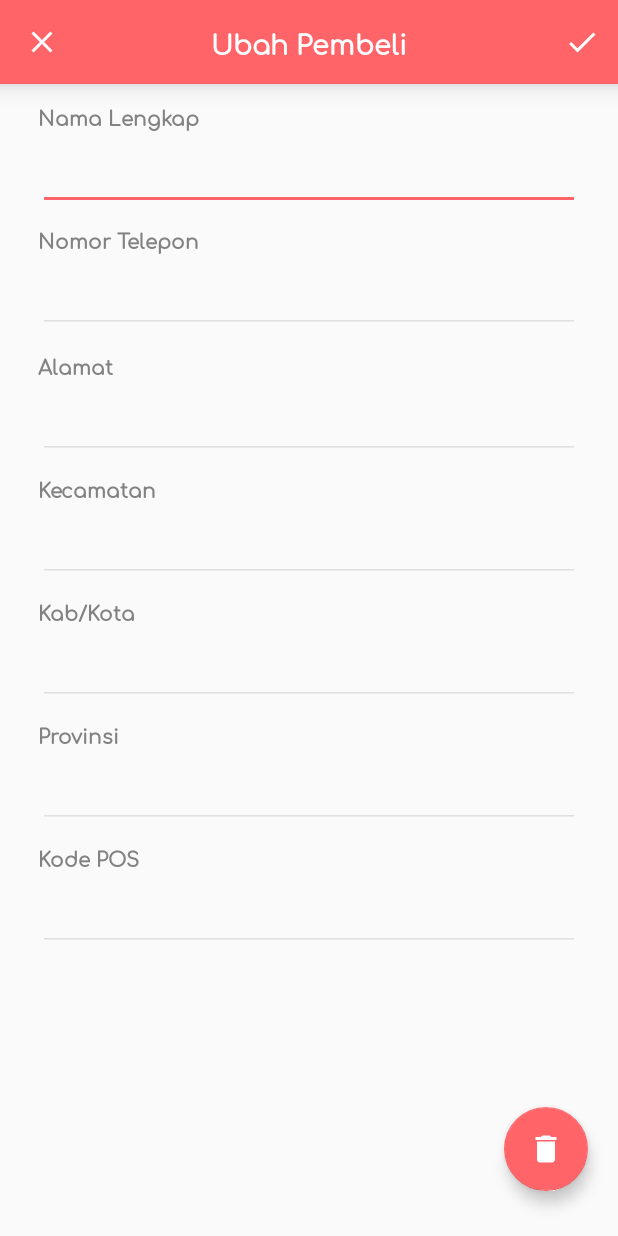
After one commit to ajirea/safarea-project, an Android app: the BuyerEditActivity screen opened directly, with no data from a screen before it, on a phone screen of 412 x 824 dp. The commit adds this screen. Run offline under Robolectric (Android 15) with nearby library versions, the phone set to English and light mode, and no system bars.

Commit message:
Added buyer add, edit activity

```diff
--- a/app/src/main/AndroidManifest.xml
+++ b/app/src/main/AndroidManifest.xml
@@ -9,7 +9,9 @@
         android:roundIcon="@mipmap/ic_launcher_round"
         android:supportsRtl="true"
         android:theme="@style/AppTheme">
-        <activity android:name=".BuyerActivity"></activity>
+        <activity android:name=".BuyerEditActivity"></activity>
+        <activity android:name=".BuyerAddActivity" />
+        <activity android:name=".BuyerActivity" />
         <activity android:name=".SettingActivity" />
         <activity android:name=".LoginActivity" />
         <activity android:name=".MainActivity">
--- /dev/null
+++ b/app/src/main/java/my/id/satria/safarea/BuyerEditActivity.java
@@ -0,0 +1,34 @@
+package my.id.satria.safarea;
+
+import androidx.appcompat.app.AppCompatActivity;
+import my.id.satria.safarea.helpers.ToolbarHelper;
+
+import android.os.Bundle;
+import android.view.Menu;
+
+public class BuyerEditActivity extends AppCompatActivity {
+    private ToolbarHelper toolbarHelper;
+
+    @Override
+    protected void onCreate(Bundle savedInstanceState) {
+        super.onCreate(savedInstanceState);
+        setContentView(R.layout.activity_buyer_edit);
+
+        // atur custom toolbar
+        toolbarHelper = new ToolbarHelper(this);
+        toolbarHelper.initToolbar();
+        toolbarHelper.setToolbarTitle(getString(R.string.text_edit_buyer));
+    }
+
+    @Override
+    public boolean onSupportNavigateUp() {
+        onBackPressed();
+        return super.onSupportNavigateUp();
+    }
+
+    @Override
+    public boolean onCreateOptionsMenu(Menu menu) {
+        getMenuInflater().inflate(R.menu.menu_edit, menu);
+        return super.onCreateOptionsMenu(menu);
+    }
+}
--- /dev/null
+++ b/app/src/main/res/drawable/ic_delete_white_17dp.xml
@@ -0,0 +1,5 @@
+<vector android:height="17dp" android:tint="#FFFFFF"
+    android:viewportHeight="24.0" android:viewportWidth="24.0"
+    android:width="17dp" xmlns:android="http://schemas.android.com/apk/res/android">
+    <path android:fillColor="#FF000000" android:pathData="M6,19c0,1.1 0.9,2 2,2h8c1.1,0 2,-0.9 2,-2V7H6v12zM19,4h-3.5l-1,-1h-5l-1,1H5v2h14V4z"/>
+</vector>
--- a/app/src/main/res/layout/activity_buyer.xml
+++ b/app/src/main/res/layout/activity_buyer.xml
@@ -23,14 +23,12 @@
     </LinearLayout>
 
     <com.google.android.material.floatingactionbutton.FloatingActionButton
-        android:id="@+id/floatingActionButton"
+        android:id="@+id/btnAdd"
         android:layout_width="match_parent"
         android:layout_height="wrap_content"
-        android:clickable="true"
-        android:focusable="auto"
         android:layout_gravity="bottom|end"
+        android:layout_marginEnd="20dp"
         android:layout_marginRight="20dp"
-        android:layout_marginEnd="20dp"
         android:layout_marginBottom="30dp"
         app:srcCompat="@drawable/ic_add_white_24dp" />
 
--- /dev/null
+++ b/app/src/main/res/layout/activity_buyer_edit.xml
@@ -0,0 +1,100 @@
+<?xml version="1.0" encoding="utf-8"?>
+<androidx.coordinatorlayout.widget.CoordinatorLayout xmlns:android="http://schemas.android.com/apk/res/android"
+    xmlns:app="http://schemas.android.com/apk/res-auto"
+    xmlns:tools="http://schemas.android.com/tools"
+    android:layout_width="match_parent"
+    android:layout_height="match_parent"
+    tools:context=".BuyerEditActivity">
+
+    <LinearLayout
+        android:layout_width="match_parent"
+        android:layout_height="match_parent"
+        android:orientation="vertical"
+        android:scrollbars="vertical"
+        tools:context=".BuyerAddActivity">
+
+        <include layout="@layout/toolbar_menu"/>
+
+        <ScrollView
+            android:layout_width="match_parent"
+            android:layout_height="0dp"
+            android:layout_weight="1"
+            android:scrollbars="vertical">
+            <LinearLayout
+                android:layout_width="match_parent"
+                android:layout_height="wrap_content"
+                android:orientation="vertical">
+
+                <androidx.constraintlayout.widget.ConstraintLayout
+                    android:layout_width="match_parent"
+                    android:layout_height="wrap_content">
+
+                    <EditText
+                        android:id="@+id/fieldName"
+                        style="@style/input_text"
+                        android:layout_width="0dp"
+                        android:layout_height="wrap_content"
+                        android:layout_marginStart="25dp"
+                        android:layout_marginLeft="25dp"
+                        android:layout_marginEnd="25dp"
+                        android:layout_marginRight="25dp"
+                        app:layout_constraintEnd_toEndOf="parent"
+                        app:layout_constraintStart_toStartOf="parent"
+                        app:layout_constraintTop_toTopOf="parent"
+                        tools:text="test" />
+
+                    <TextView
+                        android:id="@+id/labelName"
+                        style="@style/label"
+                        android:layout_width="wrap_content"
+                        android:layout_height="wrap_content"
+                        android:text="@string/field_text_name"
+                        app:layout_constraintBottom_toTopOf="@+id/fieldName"
+                        app:layout_constraintStart_toStartOf="@+id/fieldName" />
+
+                    <EditText
+                        android:id="@+id/fieldPhoneNumber"
+                        style="@style/input_text"
+                        android:layout_width="0dp"
+                        android:layout_height="wrap_content"
+                        android:layout_marginStart="25dp"
+                        android:layout_marginLeft="25dp"
+                        android:layout_marginTop="30dp"
+                        android:layout_marginEnd="25dp"
+                        android:layout_marginRight="25dp"
+                        android:inputType="phone"
+                        app:layout_constraintEnd_toEndOf="parent"
+                        app:layout_constraintStart_toStartOf="parent"
+                        app:layout_constraintTop_toBottomOf="@+id/fieldName"
+                        tools:text="test" />
+
+                    <TextView
+                        android:id="@+id/labelPhoneNumber"
+                        style="@style/label"
+                        android:layout_width="wrap_content"
+                        android:layout_height="wrap_content"
+                        android:text="@string/text_change_phone"
+                        app:layout_constraintBottom_toTopOf="@+id/fieldPhoneNumber"
+                        app:layout_constraintStart_toStartOf="@+id/fieldPhoneNumber" />
+
+                </androidx.constraintlayout.widget.ConstraintLayout>
+
+                <include
+                    layout="@layout/form_buyer"
+                    app:layout_constraintTop_toBottomOf="@+id/fieldPhoneNumber"/>
+
+            </LinearLayout>
+        </ScrollView>
+
+    </LinearLayout>
+
+    <com.google.android.material.floatingactionbutton.FloatingActionButton
+        android:layout_width="wrap_content"
+        android:layout_height="wrap_content"
+        app:srcCompat="@drawable/ic_delete_white_17dp"
+        android:layout_gravity="bottom|end"
+        android:layout_marginEnd="20dp"
+        android:layout_marginRight="20dp"
+        android:layout_marginBottom="30dp"/>
+
+</androidx.coordinatorlayout.widget.CoordinatorLayout>
--- /dev/null
+++ b/app/src/main/res/layout/form_buyer.xml
@@ -0,0 +1,129 @@
+<?xml version="1.0" encoding="utf-8"?>
+<androidx.constraintlayout.widget.ConstraintLayout
+    xmlns:android="http://schemas.android.com/apk/res/android"
+    xmlns:app="http://schemas.android.com/apk/res-auto"
+    xmlns:tools="http://schemas.android.com/tools"
+    android:layout_width="match_parent"
+    android:layout_height="wrap_content">
+
+    <EditText
+        android:id="@+id/fieldAddress"
+        style="@style/input_text"
+        android:layout_width="0dp"
+        android:layout_height="wrap_content"
+        android:layout_marginStart="25dp"
+        android:layout_marginLeft="25dp"
+        android:layout_marginEnd="25dp"
+        android:layout_marginRight="25dp"
+        app:layout_constraintEnd_toEndOf="parent"
+        app:layout_constraintHorizontal_bias="1.0"
+        app:layout_constraintStart_toStartOf="parent"
+        app:layout_constraintTop_toTopOf="parent"
+        tools:text="test" />
+
+    <TextView
+        android:id="@+id/labelAddress"
+        style="@style/label"
+        android:layout_width="wrap_content"
+        android:layout_height="wrap_content"
+        android:text="Alamat"
+        app:layout_constraintBottom_toTopOf="@+id/fieldAddress"
+        app:layout_constraintStart_toStartOf="@+id/fieldAddress" />
+
+    <EditText
+        android:id="@+id/fieldDistrict"
+        style="@style/input_text"
+        android:layout_width="0dp"
+        android:layout_height="wrap_content"
+        android:layout_marginStart="25dp"
+        android:layout_marginLeft="25dp"
+        android:layout_marginTop="30dp"
+        android:layout_marginEnd="25dp"
+        android:layout_marginRight="25dp"
+        app:layout_constraintEnd_toEndOf="parent"
+        app:layout_constraintStart_toStartOf="parent"
+        app:layout_constraintTop_toBottomOf="@+id/fieldAddress"
+        tools:text="test" />
+
+    <TextView
+        android:id="@+id/labelDistrict"
+        style="@style/label"
+        android:layout_width="wrap_content"
+        android:layout_height="wrap_content"
+        android:text="Kecamatan"
+        app:layout_constraintBottom_toTopOf="@+id/fieldDistrict"
+        app:layout_constraintStart_toStartOf="@+id/fieldDistrict" />
+
+    <EditText
+        android:id="@+id/fieldCity"
+        style="@style/input_text"
+        android:layout_width="0dp"
+        android:layout_height="wrap_content"
+        android:layout_marginStart="25dp"
+        android:layout_marginLeft="25dp"
+        android:layout_marginTop="30dp"
+        android:layout_marginEnd="25dp"
+        android:layout_marginRight="25dp"
+        app:layout_constraintEnd_toEndOf="parent"
+        app:layout_constraintStart_toStartOf="parent"
+        app:layout_constraintTop_toBottomOf="@+id/fieldDistrict"
+        tools:text="test" />
+
+    <TextView
+        android:id="@+id/labelCity"
+        style="@style/label"
+        android:layout_width="wrap_content"
+        android:layout_height="wrap_content"
+        android:text="Kab/Kota"
+        app:layout_constraintBottom_toTopOf="@+id/fieldCity"
+        app:layout_constraintStart_toStartOf="@+id/fieldCity" />
+
+    <EditText
+        android:id="@+id/fieldProvince"
+        style="@style/input_text"
+        android:layout_width="0dp"
+        android:layout_height="wrap_content"
+        android:layout_marginStart="25dp"
+        android:layout_marginLeft="25dp"
+        android:layout_marginTop="30dp"
+        android:layout_marginEnd="25dp"
+        android:layout_marginRight="25dp"
+        app:layout_constraintEnd_toEndOf="parent"
+        app:layout_constraintStart_toStartOf="parent"
+        app:layout_constraintTop_toBottomOf="@+id/fieldCity"
+        tools:text="test" />
+
+    <TextView
+        android:id="@+id/labelProvince"
+        style="@style/label"
+        android:layout_width="wrap_content"
+        android:layout_height="wrap_content"
+        android:text="Provinsi"
+        app:layout_constraintBottom_toTopOf="@+id/fieldProvince"
+        app:layout_constraintStart_toStartOf="@+id/fieldProvince" />
+
+    <EditText
+        android:id="@+id/fieldPos"
+        style="@style/input_text"
+        android:layout_width="0dp"
+        android:layout_height="wrap_content"
+        android:layout_marginStart="25dp"
+        android:layout_marginLeft="25dp"
+        android:layout_marginTop="30dp"
+        android:layout_marginEnd="25dp"
+        android:layout_marginRight="25dp"
+        app:layout_constraintEnd_toEndOf="parent"
+        app:layout_constraintStart_toStartOf="parent"
+        app:layout_constraintTop_toBottomOf="@+id/fieldProvince"
+        tools:text="test" />
+
+    <TextView
+        android:id="@+id/labelPos"
+        style="@style/label"
+        android:layout_width="wrap_content"
+        android:layout_height="wrap_content"
+        android:text="Kode POS"
+        app:layout_constraintBottom_toTopOf="@+id/fieldPos"
+        app:layout_constraintStart_toStartOf="@+id/fieldPos" />
+
+</androidx.constraintlayout.widget.ConstraintLayout>
--- a/app/src/main/res/values/strings.xml
+++ b/app/src/main/res/values/strings.xml
@@ -18,4 +18,5 @@
     <string name="hello_blank_fragment">Hello blank fragment</string>
     <string name="text_buyer_lists">Daftar Pembeli</string>
     <string name="text_edit_buyer">Ubah Pembeli</string>
+    <string name="text_add_buyer">Tambah Pembeli</string>
 </resources>
```
Also changed, not shown: app/src/main/java/my/id/satria/safarea/BuyerActivity.java (+11 -0 lines), app/src/main/java/my/id/satria/safarea/BuyerAddActivity.java (added, +34 -0 lines), app/src/main/java/my/id/satria/safarea/adapters/BuyerListAdapter.java (+8 -0 lines), app/src/main/res/layout/activity_buyer_add.xml (added, +84 -0 lines), app/src/main/res/layout/fragment_setting_account.xml (+22 -21 lines), app/src/main/res/layout/fragment_setting_address.xml (+8 -131 lines).
